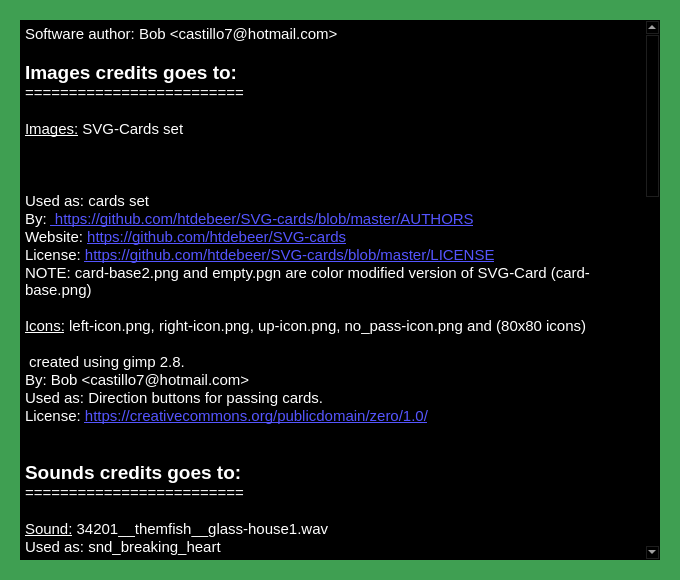
Old version of the form credits.ui in the repository Rescator7/Hearts.
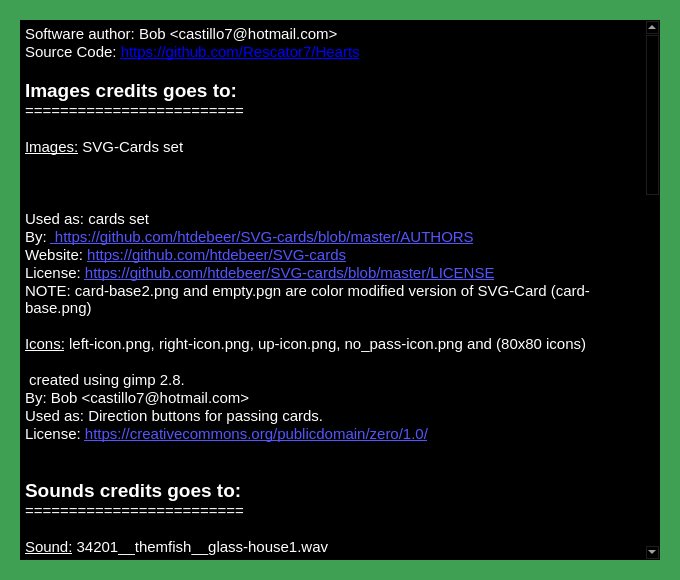
New version of the form. Icons and pictures are not drawn.

Commit message: added source code to credits

```diff
--- a/credits.ui
+++ b/credits.ui
@@ -885,6 +885,7 @@
 p, li { white-space: pre-wrap; }
 &lt;/style&gt;&lt;/head&gt;&lt;body style=&quot; font-family:'Ubuntu'; font-size:11pt; font-weight:400; font-style:normal;&quot;&gt;
 &lt;p style=&quot; margin-top:0px; margin-bottom:0px; margin-left:0px; margin-right:0px; -qt-block-indent:0; text-indent:0px;&quot;&gt;Software author: Bob &amp;lt;castillo7@hotmail.com&amp;gt;&lt;/p&gt;
+&lt;p style=&quot; margin-top:0px; margin-bottom:0px; margin-left:0px; margin-right:0px; -qt-block-indent:0; text-indent:0px;&quot;&gt;Source Code: &lt;a href=&quot;https://github.com/Rescator7/Hearts&quot;&gt;&lt;span style=&quot; text-decoration: underline; color:#0000ff;&quot;&gt;https://github.com/Rescator7/Hearts&lt;/span&gt;&lt;/a&gt;&lt;/p&gt;
 &lt;p style=&quot;-qt-paragraph-type:empty; margin-top:0px; margin-bottom:0px; margin-left:0px; margin-right:0px; -qt-block-indent:0; text-indent:0px;&quot;&gt;&lt;br /&gt;&lt;/p&gt;
 &lt;p style=&quot; margin-top:0px; margin-bottom:0px; margin-left:0px; margin-right:0px; -qt-block-indent:0; text-indent:0px;&quot;&gt;&lt;span style=&quot; font-size:14pt; font-weight:600;&quot;&gt;Images credits goes to:&lt;/span&gt;&lt;/p&gt;
 &lt;p style=&quot; margin-top:0px; margin-bottom:0px; margin-left:0px; margin-right:0px; -qt-block-indent:0; text-indent:0px;&quot;&gt;=========================&lt;/p&gt;
```
